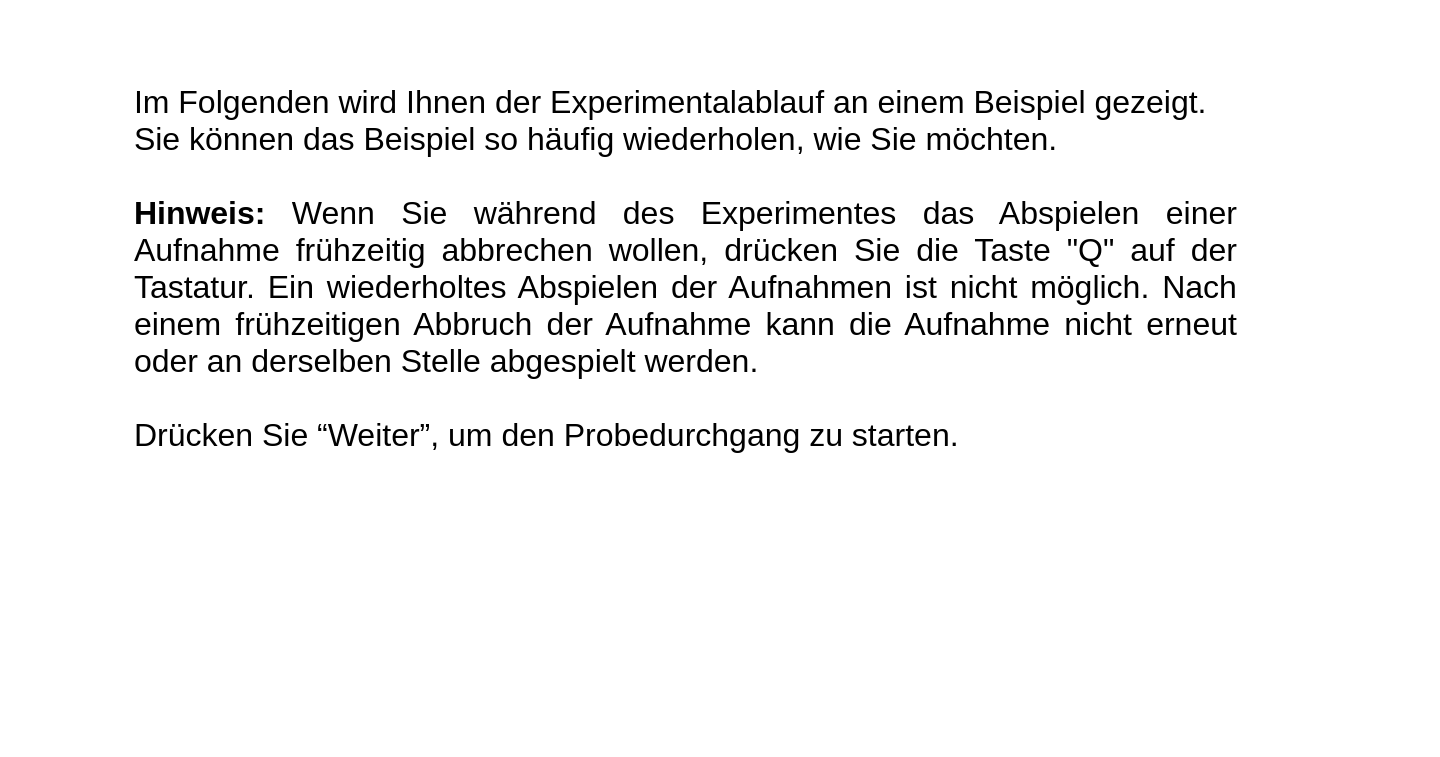
The window that forms/test_start.ui (IKI-Lab/auscultation_AI_noise_exp) describes before a commit, drawn with Qt 5.
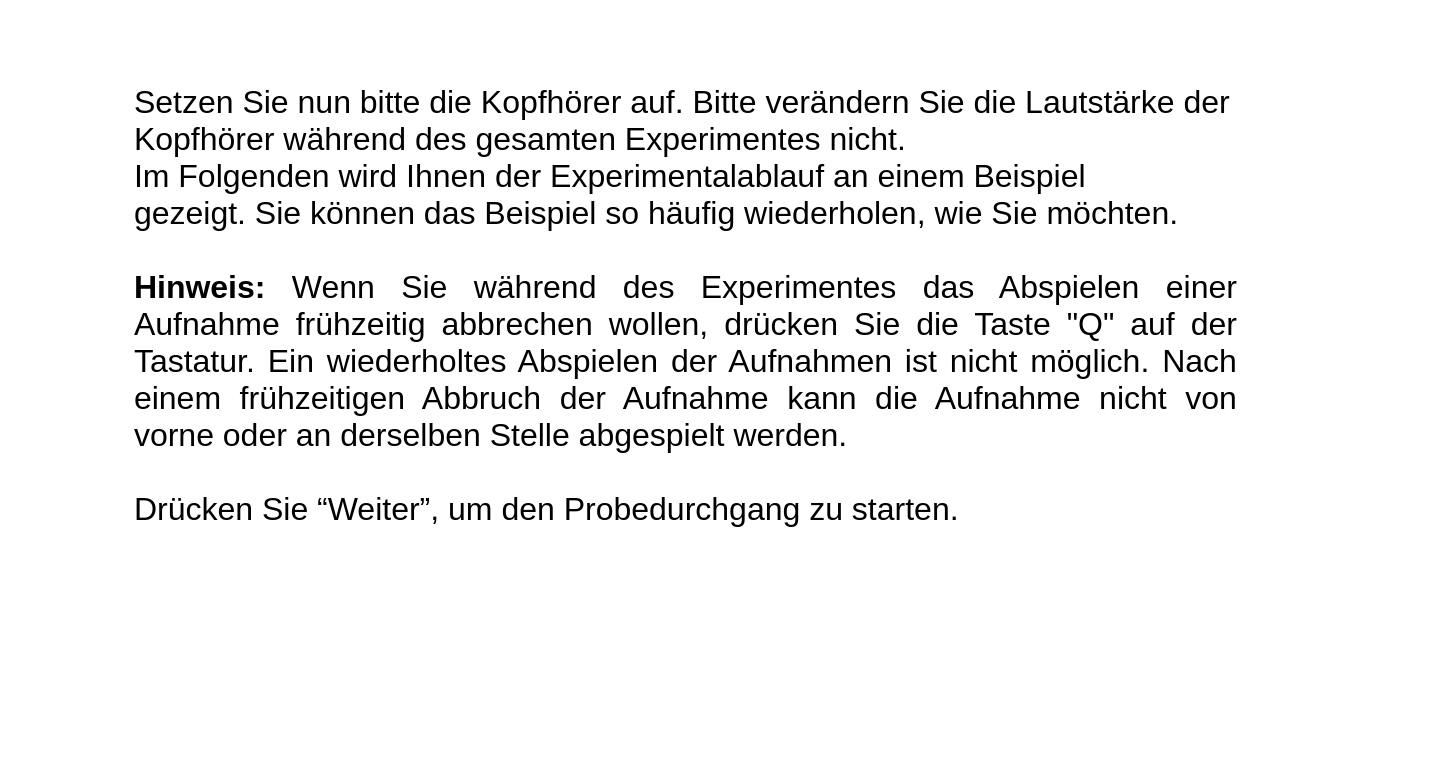
The same window after the commit.

Commit message: Instruktionen angepasst

```diff
--- a/forms/test_start.ui
+++ b/forms/test_start.ui
@@ -76,10 +76,9 @@
 &lt;html&gt;&lt;head&gt;&lt;meta name=&quot;qrichtext&quot; content=&quot;1&quot; /&gt;&lt;style type=&quot;text/css&quot;&gt;
 p, li { white-space: pre-wrap; }
 &lt;/style&gt;&lt;/head&gt;&lt;body style=&quot; font-family:'.AppleSystemUIFont'; font-size:13pt; font-weight:400; font-style:normal;&quot;&gt;
-&lt;p align=&quot;justify&quot; style=&quot; margin-top:0px; margin-bottom:0px; margin-left:0px; margin-right:0px; -qt-block-indent:0; text-indent:0px;&quot;&gt;&lt;span style=&quot; font-family:'Helvetica Neue'; font-size:24pt;&quot;&gt;Im Folgenden wird Ihnen der Experimentalablauf an einem Beispiel gezeigt. &lt;/span&gt; &lt;/p&gt;
-&lt;p align=&quot;justify&quot; style=&quot; margin-top:0px; margin-bottom:0px; margin-left:0px; margin-right:0px; -qt-block-indent:0; text-indent:0px;&quot;&gt;&lt;span style=&quot; font-family:'Helvetica Neue'; font-size:24pt;&quot;&gt;Sie können das Beispiel so häufig wiederholen, wie Sie möchten.&lt;/span&gt;&lt;/p&gt;
+&lt;p style=&quot; margin-top:0px; margin-bottom:0px; margin-left:0px; margin-right:0px; -qt-block-indent:0; text-indent:0px;&quot;&gt;&lt;span style=&quot; font-family:'Helvetica Neue'; font-size:24pt;&quot;&gt;Setzen Sie nun bitte die Kopfhörer auf. Bitte verändern Sie die Lautstärke der Kopfhörer während des gesamten Experimentes nicht. &lt;br /&gt;Im Folgenden wird Ihnen der Experimentalablauf an einem Beispiel gezeigt. Sie können das Beispiel so häufig wiederholen, wie Sie möchten.&lt;/span&gt;&lt;/p&gt;
 &lt;p align=&quot;justify&quot; style=&quot;-qt-paragraph-type:empty; margin-top:0px; margin-bottom:0px; margin-left:0px; margin-right:0px; -qt-block-indent:0; text-indent:0px; font-family:'Helvetica Neue'; font-size:24pt;&quot;&gt;&lt;br /&gt;&lt;/p&gt;
-&lt;p align=&quot;justify&quot; style=&quot; margin-top:0px; margin-bottom:0px; margin-left:0px; margin-right:0px; -qt-block-indent:0; text-indent:0px;&quot;&gt;&lt;span style=&quot; font-family:'Helvetica Neue'; font-size:24pt; font-weight:600;&quot;&gt;Hinweis: &lt;/span&gt;&lt;span style=&quot; font-family:'Helvetica Neue'; font-size:24pt;&quot;&gt;Wenn Sie während des Experimentes das Abspielen einer Aufnahme frühzeitig abbrechen wollen, drücken Sie die Taste &amp;quot;Q&amp;quot; auf der Tastatur. Ein wiederholtes Abspielen der Aufnahmen ist nicht möglich. Nach einem frühzeitigen Abbruch der Aufnahme kann die Aufnahme nicht erneut oder an derselben Stelle abgespielt werden. &lt;/span&gt;&lt;/p&gt;
+&lt;p align=&quot;justify&quot; style=&quot; margin-top:0px; margin-bottom:0px; margin-left:0px; margin-right:0px; -qt-block-indent:0; text-indent:0px;&quot;&gt;&lt;span style=&quot; font-family:'Helvetica Neue'; font-size:24pt; font-weight:600;&quot;&gt;Hinweis: &lt;/span&gt;&lt;span style=&quot; font-family:'Helvetica Neue'; font-size:24pt;&quot;&gt;Wenn Sie während des Experimentes das Abspielen einer Aufnahme frühzeitig abbrechen wollen, drücken Sie die Taste &amp;quot;Q&amp;quot; auf der Tastatur. Ein wiederholtes Abspielen der Aufnahmen ist nicht möglich. Nach einem frühzeitigen Abbruch der Aufnahme kann die Aufnahme nicht von vorne oder an derselben Stelle abgespielt werden. &lt;/span&gt;&lt;/p&gt;
 &lt;p align=&quot;justify&quot; style=&quot;-qt-paragraph-type:empty; margin-top:0px; margin-bottom:0px; margin-left:0px; margin-right:0px; -qt-block-indent:0; text-indent:0px; font-family:'Helvetica Neue'; font-size:24pt;&quot;&gt;&lt;br /&gt;&lt;/p&gt;
 &lt;p align=&quot;justify&quot; style=&quot; margin-top:0px; margin-bottom:0px; margin-left:0px; margin-right:0px; -qt-block-indent:0; text-indent:0px;&quot;&gt;&lt;span style=&quot; font-family:'Helvetica Neue'; font-size:24pt;&quot;&gt;Drücken Sie “Weiter”, um den Probedurchgang zu starten.&lt;/span&gt;&lt;/p&gt;&lt;/body&gt;&lt;/html&gt;</string>
     </property>
```
